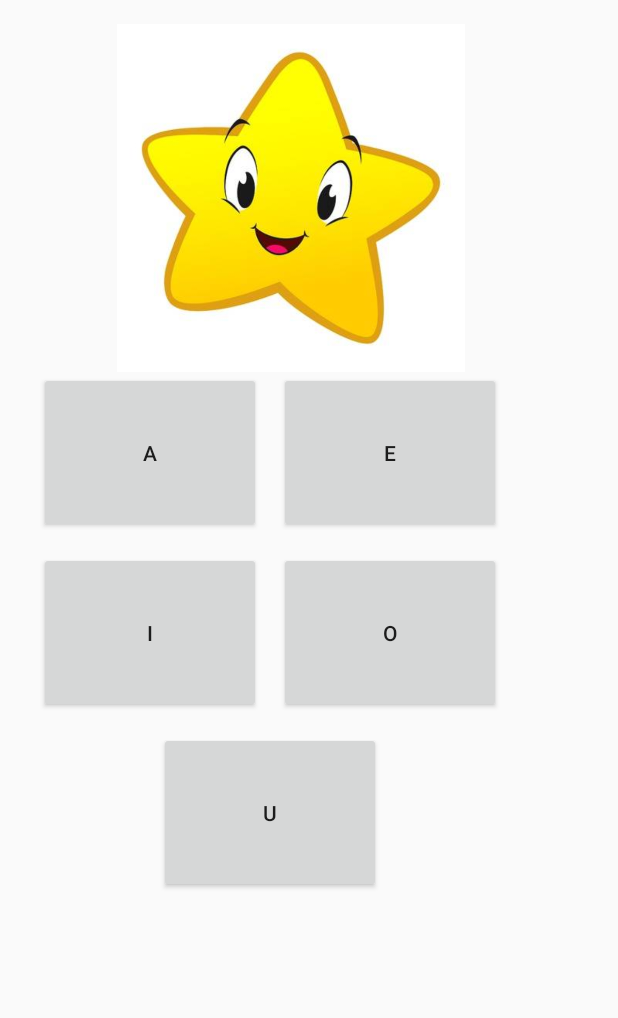
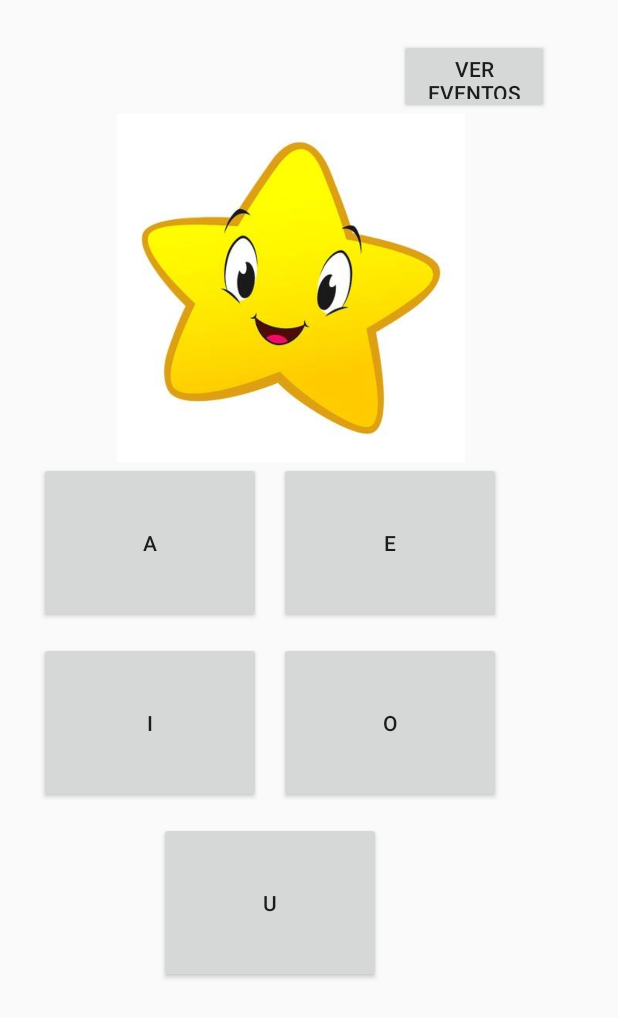
Before and after one commit to julisantos/grupo_603, an Android app: the JuegoActivity screen opened directly, with no data from a screen before it, on a phone screen of 412 x 824 dp. Shown: the top 1018 px of the screen. Run offline under Robolectric (Android 15) with nearby library versions, the phone set to English and light mode, and no system bars; 1 statement that could not run was skipped.

Commit message:
Eventos en el preference terminado

```diff
--- a/CODIGO/AppParaNios/app/src/main/java/jyc/sa/ar/JuegoActivity.java
+++ b/CODIGO/AppParaNios/app/src/main/java/jyc/sa/ar/JuegoActivity.java
@@ -8,6 +8,7 @@ import android.content.BroadcastReceiver;
 import android.content.Context;
 import android.content.Intent;
 import android.content.IntentFilter;
+import android.content.SharedPreferences;
 import android.graphics.Color;
 import android.graphics.drawable.Drawable;
 import android.hardware.Sensor;
@@ -38,8 +39,6 @@ public class JuegoActivity extends AppCompatActivity {
     String vocalImg;
     int cantCorrectas=0;
     int cantIncorrectas=0;
-    String token="";
-    public IntentFilter filtro;
     LinearLayout juego;
     SensorManager smprox,smacel;
     Sensor sensorprox,sensoracel;
@@ -50,17 +49,16 @@ public class JuegoActivity extends AppCompatActivity {
         public void onReceive(Context context, Intent intent) {
             ConnectivityManager manager = (ConnectivityManager) context.getSystemService(Context.CONNECTIVITY_SERVICE);
             NetworkInfo ni = manager.getActiveNetworkInfo();
-            onNetworkChange(ni);
-
+            onNetworkChange(ni, context);
         }
 
-        private void onNetworkChange(NetworkInfo networkInfo) {
+        private void onNetworkChange(NetworkInfo networkInfo, Context context) {
             if (networkInfo != null && networkInfo.isConnected() ) {
                 Log.d("MenuActivity", "CONNECTED");
             }else{
                 Log.d("MenuActivity", "DISCONNECTED");
+                Toast.makeText(context.getApplicationContext(), "ATENCION! No hay acceso a internet", Toast.LENGTH_LONG).show();
             }
-
         }
     };
 
@@ -224,27 +222,18 @@ public class JuegoActivity extends AppCompatActivity {
 
     private void activarSensores()
     {
+        smacel.registerListener(sensorEventListeneracel,sensoracel,SensorManager.SENSOR_DELAY_NORMAL);
+        smprox.registerListener(sensorEventListenerprox, sensorprox, SensorManager.SENSOR_DELAY_NORMAL);
+    }
 
-
-
-                smacel.registerListener(sensorEventListeneracel,sensoracel,SensorManager.SENSOR_DELAY_NORMAL);
-                smprox.registerListener(sensorEventListenerprox, sensorprox, SensorManager.SENSOR_DELAY_NORMAL);
-
-
-
-
-
-    }
     private void desactivarSensores()
     {
         smacel.unregisterListener(sensorEventListeneracel);
         smprox.unregisterListener(sensorEventListenerprox);
-
     }
 
     private void informarEvento(String tipoEvento,  String estado, String descripcion){
 
-        //VALIDAR SI PUDO CONECTARSE AL SERVIDOR ANTES DE HACER ESTO
         Bundle extras = getIntent().getExtras();
         String token = extras.getString("token");
 
@@ -261,11 +250,30 @@ public class JuegoActivity extends AppCompatActivity {
 
             startService(i);
 
+            guardarEnPreferences(obj.toString());
+
         } catch (JSONException e) {
             e.printStackTrace();
         }
 
+    }
+
+    private void guardarEnPreferences(String datosEvento){
+
+        SharedPreferences pref = getApplicationContext().getSharedPreferences("HistorialEventosPref", MODE_PRIVATE);
+        SharedPreferences.Editor editor = pref.edit();
+
+        int cantEventos=pref.getInt("cantEventos", 0);
+        cantEventos++;
+
+        String datos="IdEvento "+String.valueOf(cantEventos) + datosEvento;
+        editor.putInt("cantEventos", cantEventos);
+        editor.putString("key"+String.valueOf(cantEventos), datos);
+        editor.commit();
 
     }
 
+    public void irAEventos(View view) {
+        startActivity(new Intent(JuegoActivity.this,EventosActivity.class));
+    }
 }
--- a/CODIGO/AppParaNios/app/src/main/java/jyc/sa/ar/RegistroActivity.java
+++ b/CODIGO/AppParaNios/app/src/main/java/jyc/sa/ar/RegistroActivity.java
@@ -70,7 +70,7 @@ public class RegistroActivity extends AppCompatActivity {
                 Log.d("MenuActivity", "CONNECTED");
             }else{
                 Log.d("MenuActivity", "DISCONNECTED");
-                Toast.makeText(context.getApplicationContext(), "No hay acceso a internet", Toast.LENGTH_LONG).show();
+                Toast.makeText(context.getApplicationContext(), "ATENCION! No hay acceso a internet", Toast.LENGTH_LONG).show();
 
             }
 
--- a/CODIGO/AppParaNios/app/src/main/java/jyc/sa/ar/ServicioHttpEvento.java
+++ b/CODIGO/AppParaNios/app/src/main/java/jyc/sa/ar/ServicioHttpEvento.java
@@ -3,6 +3,7 @@ package jyc.sa.ar;
 import android.app.IntentService;
 import android.content.Intent;
 import android.util.Log;
+import android.widget.Toast;
 
 import org.json.JSONException;
 import org.json.JSONObject;
@@ -51,6 +52,7 @@ public class ServicioHttpEvento extends IntentService {
         }
         if (result.equals("NO_OK")){
             Log.e("aca","Se recibio una respuesta NO_OK");
+            Toast.makeText(this, "ATENCIÓN! Falló la conexión al servidor", Toast.LENGTH_LONG).show();
             return;
         }
 
@@ -67,7 +69,7 @@ public class ServicioHttpEvento extends IntentService {
     private String post(String uri, JSONObject datosJson) {
         HttpURLConnection conexionHttp=null;
         String result="";
-        Log.i("aca","TOKEN DEL POST "+token);
+        //Log.i("aca","TOKEN DEL POST "+token);
 
         try {
             URL mUrl=new URL(uri);
--- a/CODIGO/AppParaNios/app/src/main/java/jyc/sa/ar/ServicioHttpRegistroPOST.java
+++ b/CODIGO/AppParaNios/app/src/main/java/jyc/sa/ar/ServicioHttpRegistroPOST.java
@@ -7,6 +7,7 @@ import android.content.Context;
 import android.content.Intent;
 import android.content.IntentFilter;
 import android.util.Log;
+import android.widget.Toast;
 
 import androidx.annotation.Nullable;
 
@@ -65,6 +66,7 @@ public class ServicioHttpRegistroPOST extends IntentService {
         }
         if (result.equals("NO_OK")){
             Log.e("aca","Se recibio una respuesta NO_OK");
+            Toast.makeText(this, "ATENCIÓN! Falló la conexión al servidor", Toast.LENGTH_LONG).show();
             return;
         }
 
@@ -109,6 +111,7 @@ public class ServicioHttpRegistroPOST extends IntentService {
 
             }else {
                 result = "NO_OK";
+                 Toast.makeText(this, "ATENCIÓN! Falló la conexión al servidor", Toast.LENGTH_LONG).show();
                 Log.i("ACA", "La uri:" +uri);
                 Log.i("ACA", "Se murio");
             }
--- a/CODIGO/AppParaNios/app/src/main/res/layout/activity_main.xml
+++ b/CODIGO/AppParaNios/app/src/main/res/layout/activity_main.xml
@@ -11,7 +11,14 @@
     android:paddingBottom="16dp"
     tools:context=".JuegoActivity"
     android:orientation="vertical">
-
+    <Button
+        android:id="@+id/btnEventos"
+        android:layout_width="100dp"
+        android:layout_height="50dp"
+        android:layout_marginTop="10dp"
+        android:layout_marginLeft="250dp"
+        android:onClick="irAEventos"
+        android:text="VER EVENTOS" />
 
     <ImageView
         android:id="@+id/imageObj"
```
Also changed, not shown: CODIGO/AppParaNios/app/src/main/AndroidManifest.xml (+7 -4 lines), CODIGO/AppParaNios/app/src/main/java/jyc/sa/ar/EventosActivity.java (added, +56 -0 lines), CODIGO/AppParaNios/app/src/main/java/jyc/sa/ar/LoginActivity.java (+7 -10 lines), CODIGO/AppParaNios/app/src/main/java/jyc/sa/ar/ServicioHttpLoginPOST.java (+5 -7 lines), CODIGO/AppParaNios/app/src/main/res/layout/activity_eventos.xml (added, +55 -0 lines).
